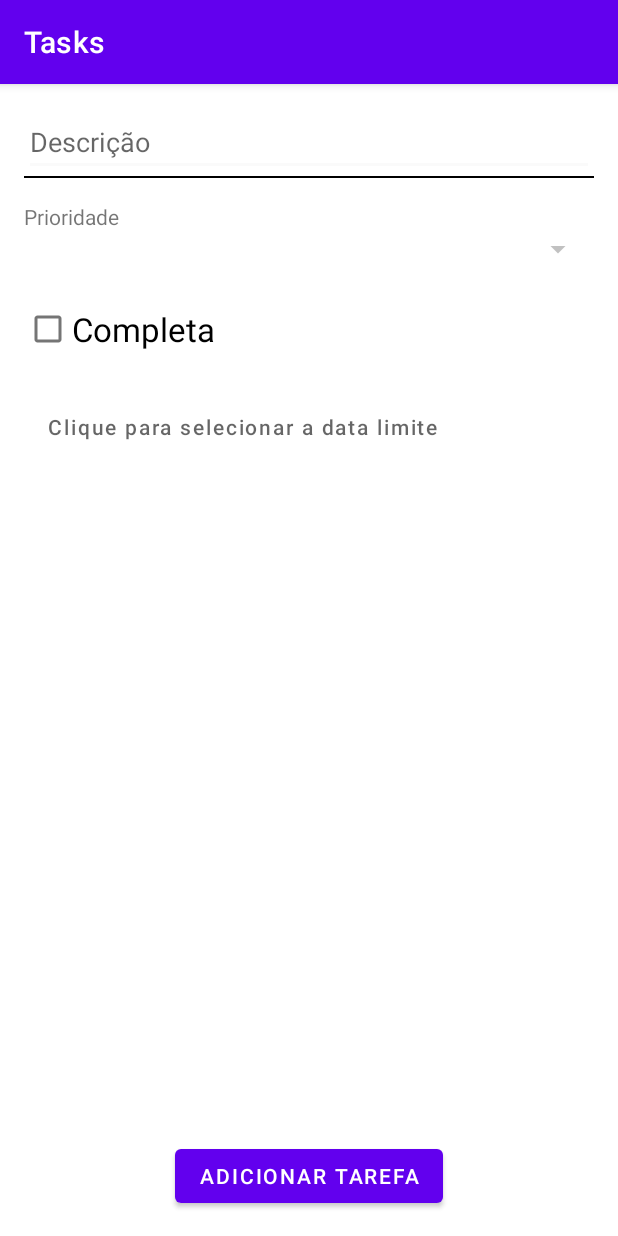
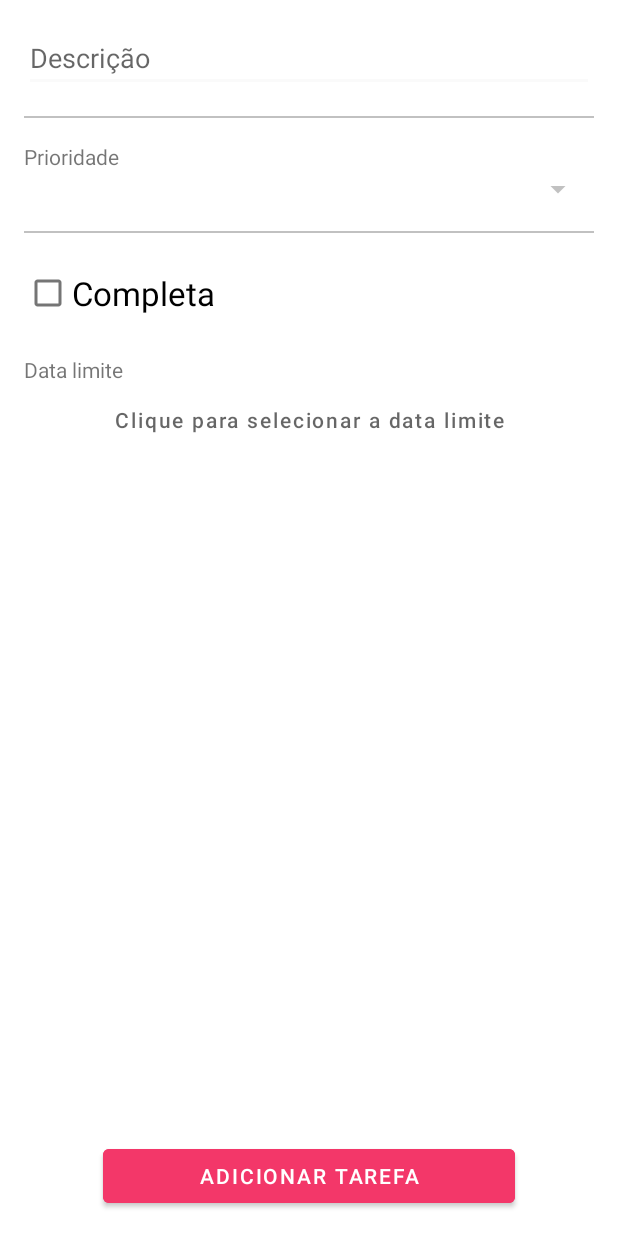
Before and after one commit to CarloshDevBR/TaskApp, an Android app: the TaskFormActivity screen opened directly, with no data from a screen before it, on a phone screen of 412 x 824 dp. Run offline under Robolectric (Android 15) with nearby library versions, the phone set to English and light mode, and no system bars; our stand-ins replace Room's generated code; network calls fail; pictures from the network do not load.

Commit message:
estilizacao de layout e ocultacao da barra de suporte

```diff
--- a/app/src/main/java/com/devmasterteam/tasks/ui/view/LoginActivity.kt
+++ b/app/src/main/java/com/devmasterteam/tasks/ui/view/LoginActivity.kt
@@ -21,6 +21,8 @@ class LoginActivity : AppCompatActivity(), View.OnClickListener {
         binding = ActivityLoginBinding.inflate(layoutInflater)
 
         setContentView(binding.root)
+
+        supportActionBar?.hide()
 
         binding.buttonLogin.setOnClickListener(this)
         binding.textRegister.setOnClickListener(this)
--- a/app/src/main/java/com/devmasterteam/tasks/ui/view/RegisterActivity.kt
+++ b/app/src/main/java/com/devmasterteam/tasks/ui/view/RegisterActivity.kt
@@ -27,6 +27,8 @@ class RegisterActivity : AppCompatActivity(), View.OnClickListener {
         observer()
 
         setContentView(binding.root)
+
+        supportActionBar?.hide()
     }
 
     override fun onClick(v: View) {
--- a/app/src/main/java/com/devmasterteam/tasks/ui/view/TaskFormActivity.kt
+++ b/app/src/main/java/com/devmasterteam/tasks/ui/view/TaskFormActivity.kt
@@ -44,6 +44,8 @@ class TaskFormActivity : AppCompatActivity(), View.OnClickListener,
         observer()
 
         setContentView(binding.root)
+
+        supportActionBar?.hide()
     }
 
     override fun onClick(v: View) {
@@ -159,7 +161,7 @@ class TaskFormActivity : AppCompatActivity(), View.OnClickListener,
         val bundle = intent.extras
 
         if (bundle != null) {
-            taskId= bundle.getInt(TaskConstants.BUNDLE.TASKID)
+            taskId = bundle.getInt(TaskConstants.BUNDLE.TASKID)
 
             viewModel.load(taskId)
         }
--- a/app/src/main/res/layout/activity_task_form.xml
+++ b/app/src/main/res/layout/activity_task_form.xml
@@ -19,9 +19,9 @@
 
     <View
         android:id="@+id/view_description"
-        android:layout_width="match_parent"
-        android:layout_height="1dp"
-        android:background="@color/black"
+        style="@style/ViewDividerDefault"
+        app:layout_constraintEnd_toEndOf="parent"
+        app:layout_constraintStart_toStartOf="parent"
         app:layout_constraintTop_toBottomOf="@+id/edit_description" />
 
     <TextView
@@ -45,8 +45,7 @@
 
     <View
         android:id="@+id/view_complete"
-        android:layout_width="0dp"
-        android:layout_height="1dp"
+        style="@style/ViewDividerDefault"
         app:layout_constraintEnd_toEndOf="parent"
         app:layout_constraintStart_toStartOf="parent"
         app:layout_constraintTop_toBottomOf="@+id/spinner_priority" />
@@ -70,29 +69,31 @@
         app:layout_constraintStart_toStartOf="parent"
         app:layout_constraintTop_toBottomOf="@+id/check_complete" />
 
+    <TextView
+        android:id="@+id/text_date"
+        android:layout_width="0dp"
+        android:layout_height="wrap_content"
+        android:layout_marginTop="16dp"
+        android:text="@string/date"
+        app:layout_constraintEnd_toEndOf="parent"
+        app:layout_constraintStart_toStartOf="@id/button_date"
+        app:layout_constraintTop_toBottomOf="@+id/view_date" />
+
     <Button
         android:id="@+id/button_date"
         android:layout_width="0dp"
         android:layout_height="wrap_content"
-        android:layout_marginTop="16dp"
         android:background="@android:color/transparent"
-        android:gravity="center_vertical"
+        android:gravity="center"
         android:hint="@string/clique_para_selecionar_a_data"
         android:textColor="@color/black"
         app:layout_constraintEnd_toEndOf="parent"
         app:layout_constraintStart_toStartOf="parent"
-        app:layout_constraintTop_toBottomOf="@+id/view_date" />
-
-    <View
-        android:id="@+id/view_save"
-        android:layout_width="0dp"
-        android:layout_height="1dp"
-        app:layout_constraintEnd_toEndOf="parent"
-        app:layout_constraintStart_toStartOf="parent"
-        app:layout_constraintTop_toBottomOf="@id/button_date" />
+        app:layout_constraintTop_toBottomOf="@+id/text_date" />
 
     <Button
         android:id="@+id/button_save"
+        style="@style/DefaultButton"
         android:layout_width="wrap_content"
         android:layout_height="wrap_content"
         android:text="@string/adicionar_tarefa"
--- a/app/src/main/res/layout/app_bar_main.xml
+++ b/app/src/main/res/layout/app_bar_main.xml
@@ -29,6 +29,8 @@
         android:layout_gravity="bottom|end"
         android:layout_marginEnd="@dimen/fab_margin"
         android:layout_marginBottom="16dp"
-        app:srcCompat="@drawable/ic_add" />
+        android:backgroundTint="@color/pink"
+        app:srcCompat="@drawable/ic_add"
+        app:tint="@color/white" />
 
 </androidx.coordinatorlayout.widget.CoordinatorLayout>
--- a/app/src/main/res/layout/nav_header_main.xml
+++ b/app/src/main/res/layout/nav_header_main.xml
@@ -3,7 +3,7 @@
     xmlns:app="http://schemas.android.com/apk/res-auto"
     android:layout_width="match_parent"
     android:layout_height="@dimen/nav_header_height"
-    android:background="@drawable/side_nav_bar"
+    android:background="@drawable/shape_background"
     android:gravity="bottom"
     android:orientation="vertical"
     android:paddingLeft="@dimen/activity_horizontal_margin"
@@ -25,7 +25,7 @@
         android:layout_height="wrap_content"
         android:layout_marginTop="16dp"
         android:paddingTop="@dimen/nav_header_vertical_spacing"
-        android:text="NOME USUÁRIO"
+        android:text="@string/default_name"
         android:textAppearance="@style/TextAppearance.AppCompat.Body1" />
 
 </LinearLayout>
--- a/app/src/main/res/values/colors.xml
+++ b/app/src/main/res/values/colors.xml
@@ -1,10 +1,19 @@
 <?xml version="1.0" encoding="utf-8"?>
 <resources>
     <color name="purple_200">#FFBB86FC</color>
-    <color name="purple_500">#FF6200EE</color>
-    <color name="purple_700">#FF3700B3</color>
+    <color name="purple_500">#6462a3</color>
+    <color name="purple_700">#3b3a61</color>
+
     <color name="teal_200">#FF03DAC5</color>
     <color name="teal_700">#FF018786</color>
+
     <color name="black">#FF000000</color>
+
     <color name="white">#FFFFFFFF</color>
+
+    <color name="pink">#f33769</color>
+
+    <color name="grey_700">#FFFFFF</color>
+    <color name="grey_500">#c1c1c1</color>
+    <color name="grey_200">#535353</color>
 </resources>
--- a/app/src/main/res/values/strings.xml
+++ b/app/src/main/res/values/strings.xml
@@ -34,5 +34,7 @@
     <string name="proximos_7_dias">Próximos 7 dias</string>
     <string name="logout_message">Deseja mesmo sair?</string>
     <string name="logout_title">Logout</string>
+    <string name="default_name">NOME USUÁRIO</string>
+    <string name="date">Data limite</string>
 
 </resources>
--- a/app/src/main/res/values/themes.xml
+++ b/app/src/main/res/values/themes.xml
@@ -22,4 +22,32 @@
     <style name="Theme.Tasks.AppBarOverlay" parent="ThemeOverlay.AppCompat.Dark.ActionBar" />
 
     <style name="Theme.Tasks.PopupOverlay" parent="ThemeOverlay.AppCompat.Light" />
+
+    <!-- Button Costumized -->
+    <style name="DefaultButton">
+        <item name="android:backgroundTint">@color/pink</item>
+        <item name="android:textColor">@color/white</item>
+        <item name="android:paddingTop">8dp</item>
+        <item name="android:paddingBottom">8dp</item>
+        <item name="android:paddingLeft">64dp</item>
+        <item name="android:paddingRight">64dp</item>
+    </style>
+
+    <!-- Edit Costumized -->
+    <style name="EditDefault">
+        <item name="android:textColor">@color/white</item>
+        <item name="android:textColorHint">@color/white</item>
+        <item name="android:backgroundTint">@color/white</item>
+
+        <item name="android:drawableTint">@color/white</item>
+        <item name="android:drawablePadding">8dp</item>
+    </style>
+
+    <!-- View Divider Costumized -->
+    <style name="ViewDividerDefault">
+        <item name="android:background">@color/grey_500</item>
+        <item name="android:layout_width">0dp</item>
+        <item name="android:layout_height">1dp</item>
+        <item name="android:layout_marginTop">16dp</item>
+    </style>
 </resources>
```
Also changed, not shown: app/src/main/res/drawable/shape_background.xml (added, +9 -0 lines), app/src/main/res/layout/activity_login.xml (+24 -6 lines), app/src/main/res/layout/activity_register.xml (+25 -7 lines).
